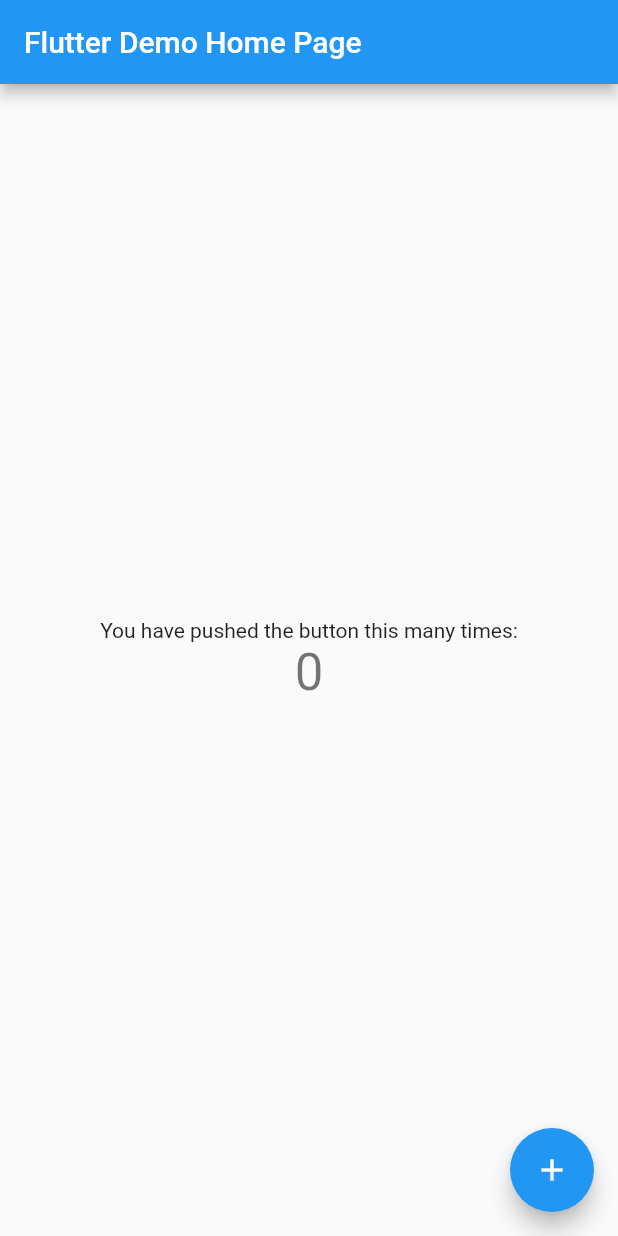
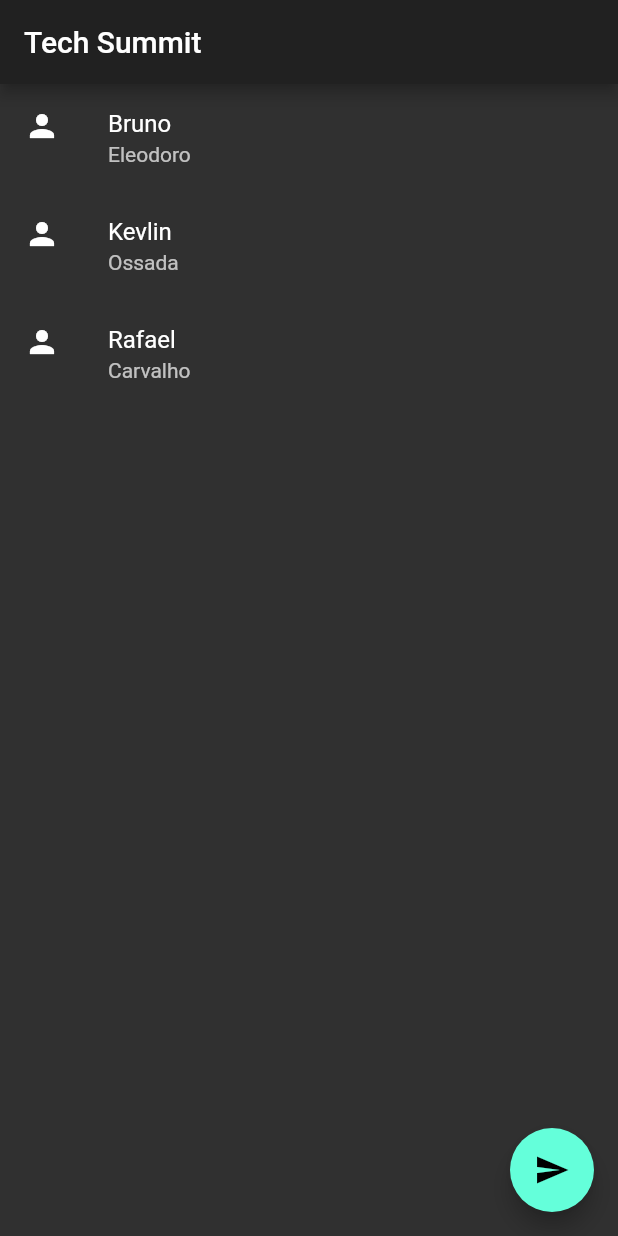
Before and after one commit to BrunoEleodoro/TechSummitMovile, a Flutter app: the screen it shows after launch, on a phone screen of 412 x 824 dp. Run offline on Flutter 3.47's test engine with Material 2 defaults, Android fonts, the phone set to English and light mode, and no system bars; missing offline and left inert: dart:html.

Commit message:
last commit

```diff
--- a/lib/main.dart
+++ b/lib/main.dart
@@ -1,111 +1,73 @@
+import 'dart:io';
+import 'dart:html' as html;
 import 'package:flutter/material.dart';
 
 void main() => runApp(MyApp());
 
 class MyApp extends StatelessWidget {
-  // This widget is the root of your application.
   @override
   Widget build(BuildContext context) {
     return MaterialApp(
       title: 'Flutter Demo',
-      theme: ThemeData(
-        // This is the theme of your application.
-        //
-        // Try running your application with "flutter run". You'll see the
-        // application has a blue toolbar. Then, without quitting the app, try
-        // changing the primarySwatch below to Colors.green and then invoke
-        // "hot reload" (press "r" in the console where you ran "flutter run",
-        // or simply save your changes to "hot reload" in a Flutter IDE).
-        // Notice that the counter didn't reset back to zero; the application
-        // is not restarted.
-        primarySwatch: Colors.blue,
-      ),
-      home: MyHomePage(title: 'Flutter Demo Home Page'),
+      debugShowCheckedModeBanner: false,
+      theme: ThemeData(primarySwatch: Colors.blue, brightness: Brightness.dark),
+      home: MyHomePage(),
     );
   }
 }
 
 class MyHomePage extends StatefulWidget {
-  MyHomePage({Key key, this.title}) : super(key: key);
-
-  // This widget is the home page of your application. It is stateful, meaning
-  // that it has a State object (defined below) that contains fields that affect
-  // how it looks.
-
-  // This class is the configuration for the state. It holds the values (in this
-  // case the title) provided by the parent (in this case the App widget) and
-  // used by the build method of the State. Fields in a Widget subclass are
-  // always marked "final".
-
-  final String title;
-
   @override
   _MyHomePageState createState() => _MyHomePageState();
 }
 
 class _MyHomePageState extends State<MyHomePage> {
-  int _counter = 0;
-
-  void _incrementCounter() {
-    setState(() {
-      // This call to setState tells the Flutter framework that something has
-      // changed in this State, which causes it to rerun the build method below
-      // so that the display can reflect the updated values. If we changed
-      // _counter without calling setState(), then the build method would not be
-      // called again, and so nothing would appear to happen.
-      _counter++;
-    });
-  }
+  var lista = [
+    {
+      'nome': 'Bruno',
+      'sobrenome': 'Eleodoro',
+    },
+    {
+      'nome': 'Kevlin',
+      'sobrenome': 'Ossada',
+    },
+    {
+      'nome': 'Rafael',
+      'sobrenome': 'Carvalho',
+    }
+  ];
 
   @override
   Widget build(BuildContext context) {
-    // This method is rerun every time setState is called, for instance as done
-    // by the _incrementCounter method above.
-    //
-    // The Flutter framework has been optimized to make rerunning build methods
-    // fast, so that you can just rebuild anything that needs updating rather
-    // than having to individually change instances of widgets.
     return Scaffold(
       appBar: AppBar(
-        // Here we take the value from the MyHomePage object that was created by
-        // the App.build method, and use it to set our appbar title.
-        title: Text(widget.title),
+        title: Text('Tech Summit'),
       ),
-      body: Center(
-        // Center is a layout widget. It takes a single child and positions it
-        // in the middle of the parent.
-        child: Column(
-          // Column is also a layout widget. It takes a list of children and
-          // arranges them vertically. By default, it sizes itself to fit its
-          // children horizontally, and tries to be as tall as its parent.
-          //
-          // Invoke "debug painting" (press "p" in the console, choose the
-          // "Toggle Debug Paint" action from the Flutter Inspector in Android
-          // Studio, or the "Toggle Debug Paint" command in Visual Studio Code)
-          // to see the wireframe for each widget.
-          //
-          // Column has various properties to control how it sizes itself and
-          // how it positions its children. Here we use mainAxisAlignment to
-          // center the children vertically; the main axis here is the vertical
-          // axis because Columns are vertical (the cross axis would be
-          // horizontal).
-          mainAxisAlignment: MainAxisAlignment.center,
-          children: <Widget>[
-            Text(
-              'You have pushed the button this many times:',
-            ),
-            Text(
-              '$_counter',
-              style: Theme.of(context).textTheme.display1,
-            ),
-          ],
+      body: Container(
+        child: ListView.builder(
+          itemCount: lista.length,
+          itemBuilder: (context, index) {
+            return ListTile(
+              onTap: () {
+                showModalBottomSheet(
+                    context: context,
+                    builder: (context) {
+                      return Container();
+                    });
+              },
+              leading: Icon(Icons.person),
+              title: Text(lista[index]['nome']),
+              subtitle: Text(lista[index]['sobrenome']),
+            );
+          },
         ),
       ),
       floatingActionButton: FloatingActionButton(
-        onPressed: _incrementCounter,
-        tooltip: 'Increment',
-        child: Icon(Icons.add),
-      ), // This trailing comma makes auto-formatting nicer for build methods.
+        child: Icon(Icons.send),
+        onPressed: () {
+          html.window.open("https://google.com", "_blank");
+        },
+      ),
     );
   }
 }
--- a/pubspec.yaml
+++ b/pubspec.yaml
@@ -23,6 +23,7 @@ dependencies:
   # The following adds the Cupertino Icons font to your application.
   # Use with the CupertinoIcons class for iOS style icons.
   cupertino_icons: ^0.1.2
+  image_picker: ^0.6.1+11
 
 dev_dependencies:
   flutter_test:
```
Also changed, not shown: pubspec.lock, 3 other files.
